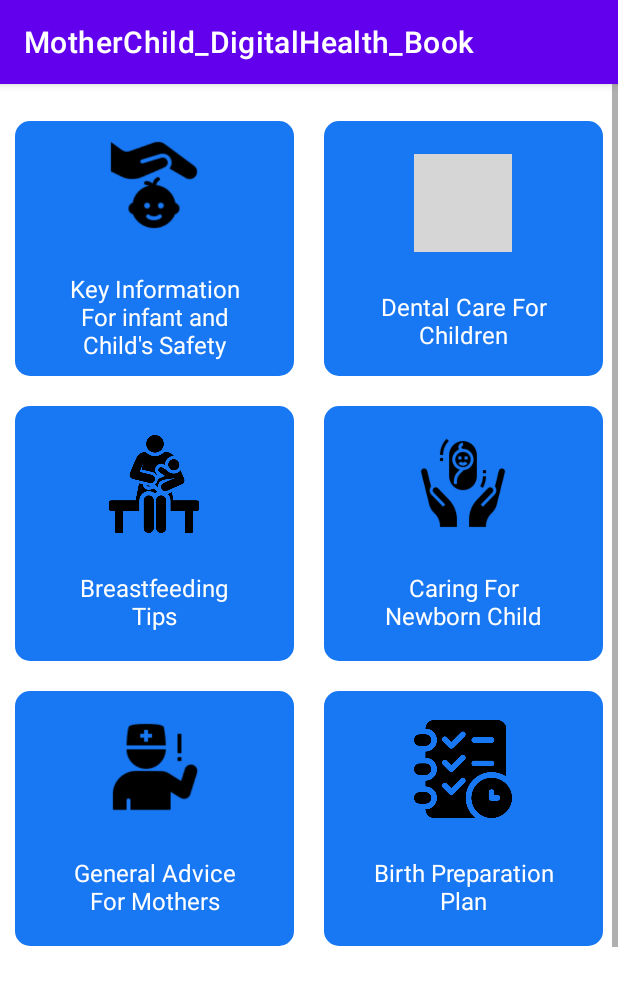
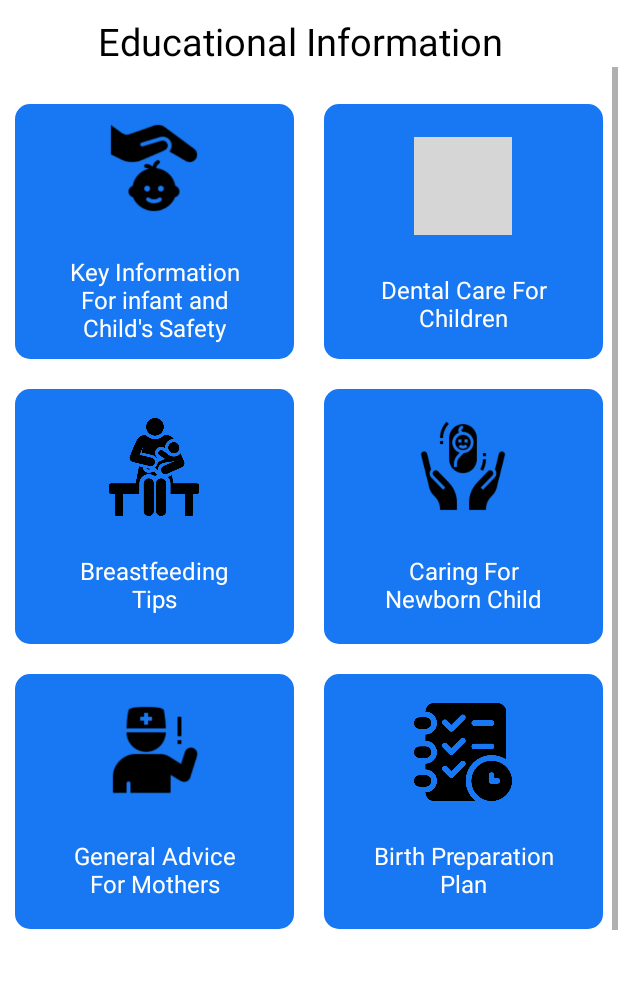
Before and after one commit to penjorkinley/ToDoTask, an Android app: the EducationalInfo_Homepage screen opened directly, with no data from a screen before it, on a phone screen of 412 x 824 dp. Shown: the top 986 px of the screen. Run offline under Robolectric (Android 15) with nearby library versions, the phone set to English and light mode, and no system bars; grey boxes are pictures that could not be loaded.

Commit message:
connected all the designs with the home fragment

```diff
--- a/app/src/main/java/com/example/motherchild_digitalhealth_book/EducationalInfo_Homepage.java
+++ b/app/src/main/java/com/example/motherchild_digitalhealth_book/EducationalInfo_Homepage.java
@@ -10,5 +10,6 @@ public class EducationalInfo_Homepage extends AppCompatActivity {
     protected void onCreate(Bundle savedInstanceState) {
         super.onCreate(savedInstanceState);
         setContentView(R.layout.activity_educational_info_homepage);
+        getSupportActionBar().hide();
     }
 }
--- a/app/src/main/java/com/example/motherchild_digitalhealth_book/HeathWorkers_Info.java
+++ b/app/src/main/java/com/example/motherchild_digitalhealth_book/HeathWorkers_Info.java
@@ -10,5 +10,6 @@ public class HeathWorkers_Info extends AppCompatActivity {
     protected void onCreate(Bundle savedInstanceState) {
         super.onCreate(savedInstanceState);
         setContentView(R.layout.activity_heath_workers_info);
+        getSupportActionBar().hide();
     }
 }
--- a/app/src/main/java/com/example/motherchild_digitalhealth_book/MothersHealthInfo.java
+++ b/app/src/main/java/com/example/motherchild_digitalhealth_book/MothersHealthInfo.java
@@ -10,5 +10,6 @@ public class MothersHealthInfo extends AppCompatActivity {
     protected void onCreate(Bundle savedInstanceState) {
         super.onCreate(savedInstanceState);
         setContentView(R.layout.activity_mothers_health_info);
+        getSupportActionBar().hide();
     }
 }
--- a/app/src/main/java/com/example/motherchild_digitalhealth_book/MothersInformation.java
+++ b/app/src/main/java/com/example/motherchild_digitalhealth_book/MothersInformation.java
@@ -10,5 +10,6 @@ public class MothersInformation extends AppCompatActivity {
     protected void onCreate(Bundle savedInstanceState) {
         super.onCreate(savedInstanceState);
         setContentView(R.layout.activity_mothers_information);
+        getSupportActionBar().hide();
     }
 }
--- a/app/src/main/res/layout/activity_educational_info_homepage.xml
+++ b/app/src/main/res/layout/activity_educational_info_homepage.xml
@@ -6,6 +6,15 @@
     android:orientation="vertical"
     xmlns:app="http://schemas.android.com/apk/res-auto"
     tools:context=".EducationalInfo_Homepage">
+    <TextView
+        android:layout_width="wrap_content"
+        android:layout_height="wrap_content"
+        android:text="Educational Information"
+        android:textSize="25sp"
+        android:textColor="@color/black"
+        android:layout_marginStart="65dp"
+        android:paddingTop="10dp"
+        />
 
     <ScrollView
         android:id="@+id/scroll_view"
@@ -16,12 +25,12 @@
         <GridLayout
             android:layout_width="match_parent"
             android:layout_height="wrap_content"
-            android:layout_gravity="center"
+            android:layout_gravity="center_vertical"
             android:layout_marginTop="10dp"
             android:columnCount="3">
 
             <androidx.cardview.widget.CardView
-                android:id="@+id/mother_info"
+                android:id="@+id/keyInfo"
                 android:layout_width="140dp"
                 android:layout_height="170dp"
                 android:layout_row="0"
@@ -64,7 +73,7 @@
             </androidx.cardview.widget.CardView>
 
             <androidx.cardview.widget.CardView
-                android:id="@+id/motherHealth_info"
+                android:id="@+id/dentalCare"
                 android:layout_width="140dp"
                 android:layout_height="130dp"
                 android:layout_row="0"
@@ -108,7 +117,7 @@
             </androidx.cardview.widget.CardView>
 
             <androidx.cardview.widget.CardView
-                android:id="@+id/child_info"
+                android:id="@+id/breastfeedingTips"
                 android:layout_width="150dp"
                 android:layout_height="170dp"
                 android:layout_row="1"
@@ -150,7 +159,7 @@
             </androidx.cardview.widget.CardView>
 
             <androidx.cardview.widget.CardView
-                android:id="@+id/Educational_info"
+                android:id="@+id/care_newborn"
                 android:layout_width="150dp"
                 android:layout_height="170dp"
                 android:layout_row="1"
@@ -191,7 +200,7 @@
             </androidx.cardview.widget.CardView>
 
             <androidx.cardview.widget.CardView
-                android:id="@+id/healthWorker_info"
+                android:id="@+id/generalAdvice"
                 android:layout_width="150dp"
                 android:layout_height="170dp"
                 android:layout_row="2"
@@ -231,6 +240,7 @@
             </androidx.cardview.widget.CardView>
 
             <androidx.cardview.widget.CardView
+                android:id="@+id/birthPreparation"
                 android:layout_width="150dp"
                 android:layout_height="170dp"
                 android:layout_margin="10dp"
@@ -242,7 +252,6 @@
                 android:clickable="true"
                 android:foreground="?android:attr/selectableItemBackground"
                 app:cardCornerRadius="10dp"
-                android:id="@+id/about_us"
                 android:focusable="true">
 
                 <LinearLayout
--- a/app/src/main/res/layout/fragment_home_fragment.xml
+++ b/app/src/main/res/layout/fragment_home_fragment.xml
@@ -46,7 +46,7 @@
                     <ImageView
                         android:layout_width="65dp"
                         android:layout_height="65dp"
-                        android:background="@drawable/mother_info_icon"
+                        android:background="@drawable/notification_icon"
                         tools:ignore="ContentDescription" />
 
                     <TextView
@@ -229,6 +229,7 @@
             </androidx.cardview.widget.CardView>
 
             <androidx.cardview.widget.CardView
+                android:id="@+id/location"
                 android:layout_width="150dp"
                 android:layout_height="170dp"
                 android:layout_margin="10dp"
@@ -240,7 +241,6 @@
                 android:clickable="true"
                 android:foreground="?android:attr/selectableItemBackground"
                 app:cardCornerRadius="10dp"
-                android:id="@+id/about_us"
                 android:focusable="true">
 
                 <LinearLayout
--- a/build.gradle
+++ b/build.gradle
@@ -14,8 +14,8 @@ buildscript {
 }
 
 plugins {
-    id 'com.android.application' version '7.3.0' apply false
-    id 'com.android.library' version '7.3.0' apply false
+    id 'com.android.application' version '7.2.2' apply false
+    id 'com.android.library' version '7.2.2' apply false
 
 }
 allprojects {
```
Also changed, not shown: app/src/main/java/com/example/motherchild_digitalhealth_book/tab_layout_fragment/Home_fragment.java (+86 -48 lines), app/src/main/java/com/example/motherchild_digitalhealth_book/tab_layout_fragment/Reminder_fragment.java (+0 -46 lines), app/src/main/res/drawable-v24/mother_info_icon.png (deleted).
